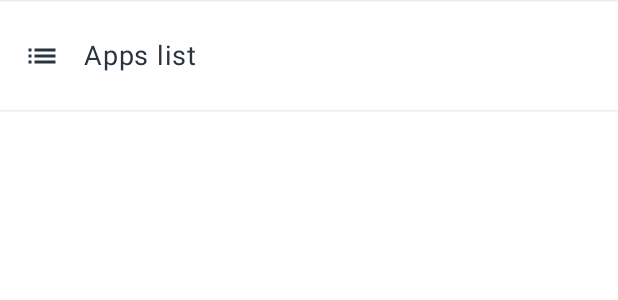
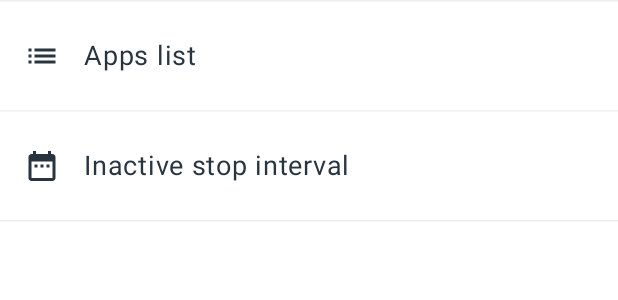
Before and after one commit to Noddy20/AppKira, an Android app built with Jetpack Compose: the @Preview function PreviewDashboardScreen, on a phone screen of 412 x 824 dp. Shown: the top 300 px of the screen. Run offline under Robolectric (Android 15) with nearby library versions, the light colour scheme and no system bars.

Commit message:
Added Dashboard screen inactive stop interval item UI

```diff
--- a/app/src/main/java/com/nnk/appkira/presentation/features/home/screens/dashboard/DashboardScreen.kt
+++ b/app/src/main/java/com/nnk/appkira/presentation/features/home/screens/dashboard/DashboardScreen.kt
@@ -9,6 +9,7 @@ import androidx.compose.foundation.layout.fillMaxWidth
 import androidx.compose.foundation.layout.padding
 import androidx.compose.material.icons.Icons
 import androidx.compose.material.icons.automirrored.filled.List
+import androidx.compose.material.icons.filled.DateRange
 import androidx.compose.material3.HorizontalDivider
 import androidx.compose.material3.Icon
 import androidx.compose.material3.MaterialTheme
@@ -39,6 +40,10 @@ fun DashboardScreen() {
         ListItem(
             icon = Icons.AutoMirrored.Default.List,
             text = stringResource(R.string.apps_list),
+        )
+        ListItem(
+            icon = Icons.Default.DateRange,
+            text = stringResource(R.string.inactive_stop_interval),
         )
     }
 }
--- a/app/src/main/res/values/strings.xml
+++ b/app/src/main/res/values/strings.xml
@@ -28,6 +28,7 @@
     <string name="permission_already_granted">Permission already granted \u2713</string>
     <string name="grant_required_permissions">Grant required permissions!</string>
     <string name="apps_list">Apps list</string>
+    <string name="inactive_stop_interval">Inactive stop interval</string>
     <string name="accessibility_service_description">Enabling this feature allows AppKira to automatically force stop apps without manual intervention.
 \n
 \nAdvantages:
```
